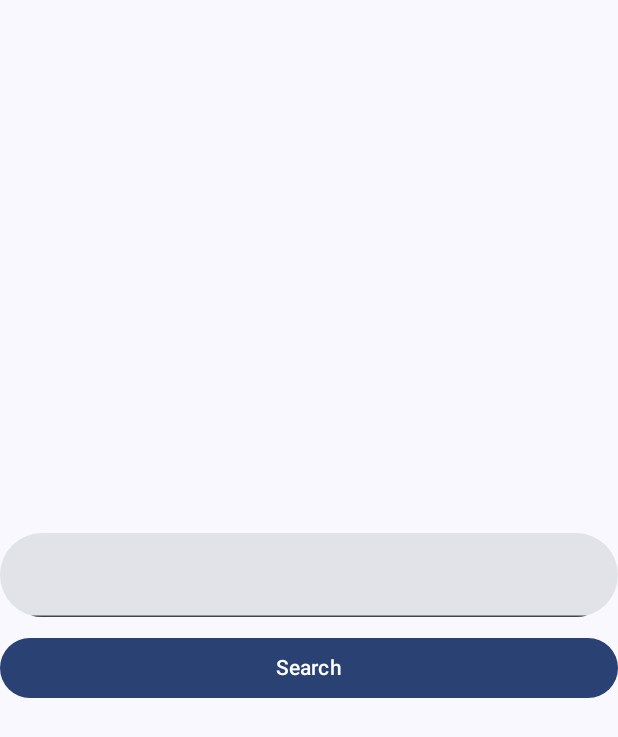
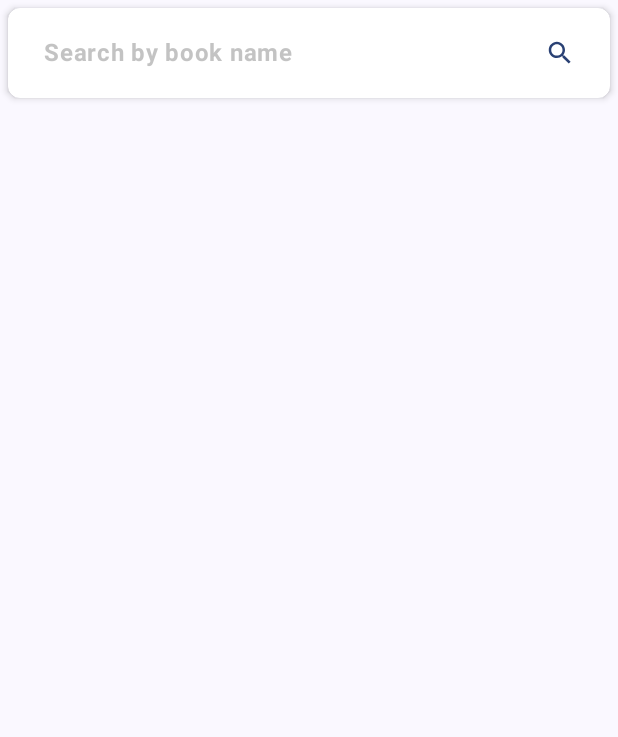
Before and after one commit to shirrumon/flibicker, an Android app built with Jetpack Compose: the screen it shows after launch (MainActivity), on a phone screen of 412 x 824 dp. Shown: the top 737 px of the screen. Run offline under Robolectric (Android 15) with nearby library versions, the phone set to English and light mode, and no system bars; our stand-ins replace Dagger/Hilt's generated code; libraries missing offline, so code that uses them is left out: io.ktor.serialization; 2 statements that could not run were skipped.

Commit message:
little fixes in UI

```diff
--- a/app/src/main/java/com/vergiltech/flibicker/screen/main/HomeScreen.kt
+++ b/app/src/main/java/com/vergiltech/flibicker/screen/main/HomeScreen.kt
@@ -2,11 +2,11 @@ package com.vergiltech.flibicker.screen.main
 
 import android.text.Html
 import android.text.Html.FROM_HTML_MODE_LEGACY
-import androidx.compose.foundation.layout.Arrangement
 import androidx.compose.foundation.layout.Column
-import androidx.compose.foundation.layout.Spacer
+import androidx.compose.foundation.layout.Row
 import androidx.compose.foundation.layout.fillMaxSize
-import androidx.compose.foundation.layout.height
+import androidx.compose.foundation.layout.fillMaxWidth
+import androidx.compose.foundation.layout.padding
 import androidx.compose.foundation.rememberScrollState
 import androidx.compose.foundation.verticalScroll
 import androidx.compose.runtime.Composable
@@ -16,12 +16,14 @@ import androidx.compose.ui.Modifier
 import androidx.compose.ui.unit.dp
 import androidx.hilt.navigation.compose.hiltViewModel
 import com.vergiltech.flibicker.networking.api.parser.CommonParser
-import com.vergiltech.flibicker.screen.main.partials.Search
+import com.vergiltech.flibicker.screen.main.partials.SearchBar
 import com.vergiltech.flibicker.screen.main.vm.HomeViewModel
 import com.vergiltech.flibicker.screen.partials.cardUi.flibusta.ElevatedBookCard
+import com.vergiltech.flibicker.ui.parts.Spacers.LargeVerticalSpacer
+import com.vergiltech.flibicker.ui.theme.PaddingValues
 
 @Composable
-fun HomeScreen (
+fun HomeScreen(
     homeViewModel: HomeViewModel = hiltViewModel()
 ) {
     val bookList by homeViewModel.bookSearchResult.collectAsState()
@@ -29,22 +31,41 @@ fun HomeScreen (
     Column(
         modifier = Modifier
             .fillMaxSize()
-        .verticalScroll(rememberScrollState()),
-        verticalArrangement = Arrangement.Center
+            .padding(PaddingValues.small)
     ) {
-        Search(homeViewModel = homeViewModel)
+        Row(modifier = Modifier
+            .weight(1f)
+            .fillMaxWidth()) {
+            var providedSearchString = ""
 
+            SearchBar(
+                height = 60.dp,
+                hint = "Search by book name",
+                onTextChange = {
+                    providedSearchString = it
+                },
+                onSearchClicked = {
+                    homeViewModel.searchBook(providedSearchString)
+                }
+            )
+        }
+
+        Row(modifier = Modifier
+            .weight(9f)
+            .fillMaxWidth()
+            .verticalScroll(rememberScrollState())) {
             bookList?.let { list ->
-            Spacer(modifier = Modifier.height(25.dp))
+                LargeVerticalSpacer()
 
-            if(list is CommonParser.FlibustaBookList) {
+                if (list is CommonParser.FlibustaBookList) {
                     list.entries?.forEach { entry ->
                         ElevatedBookCard(
                             homeViewModel = homeViewModel,
                             bookTitle = entry.title ?: "",
                             authors = entry.author,
                             category = entry.category,
-                        content = Html.fromHtml(entry.content, FROM_HTML_MODE_LEGACY).toString(),
+                            content = Html.fromHtml(entry.content, FROM_HTML_MODE_LEGACY)
+                                .toString(),
                             links = entry.link
                         )
                     }
@@ -52,3 +73,4 @@ fun HomeScreen (
             }
         }
     }
+}
--- a/app/src/main/java/com/vergiltech/flibicker/screen/main/partials/Search.kt
+++ b/app/src/main/java/com/vergiltech/flibicker/screen/main/partials/Search.kt
@@ -1,42 +1,130 @@
 package com.vergiltech.flibicker.screen.main.partials
 
-import android.annotation.SuppressLint
-import androidx.compose.foundation.layout.Arrangement
-import androidx.compose.foundation.layout.Column
+import androidx.compose.foundation.background
+import androidx.compose.foundation.clickable
+import androidx.compose.foundation.layout.Box
 import androidx.compose.foundation.layout.Row
+import androidx.compose.foundation.layout.fillMaxSize
 import androidx.compose.foundation.layout.fillMaxWidth
+import androidx.compose.foundation.layout.height
 import androidx.compose.foundation.layout.padding
-import androidx.compose.material3.Button
-import androidx.compose.material3.Shapes
+import androidx.compose.foundation.layout.size
+import androidx.compose.foundation.shape.CircleShape
+import androidx.compose.foundation.shape.RoundedCornerShape
+import androidx.compose.foundation.text.BasicTextField
+import androidx.compose.foundation.text.KeyboardActions
+import androidx.compose.foundation.text.KeyboardOptions
+import androidx.compose.material.icons.Icons
+import androidx.compose.material.icons.outlined.Clear
+import androidx.compose.material.icons.outlined.Search
+import androidx.compose.material3.Icon
+import androidx.compose.material3.MaterialTheme
 import androidx.compose.material3.Text
-import androidx.compose.material3.TextField
 import androidx.compose.runtime.Composable
 import androidx.compose.runtime.getValue
 import androidx.compose.runtime.mutableStateOf
 import androidx.compose.runtime.remember
 import androidx.compose.runtime.setValue
+import androidx.compose.ui.Alignment
 import androidx.compose.ui.Modifier
+import androidx.compose.ui.draw.shadow
+import androidx.compose.ui.graphics.Color
+import androidx.compose.ui.text.TextStyle
+import androidx.compose.ui.text.font.FontWeight
+import androidx.compose.ui.text.input.ImeAction
+import androidx.compose.ui.text.input.KeyboardType
+import androidx.compose.ui.text.input.TextFieldValue
+import androidx.compose.ui.unit.Dp
 import androidx.compose.ui.unit.dp
-import com.vergiltech.flibicker.screen.main.vm.HomeViewModel
+import androidx.compose.ui.unit.sp
 
-@SuppressLint("UnusedMaterial3ScaffoldPaddingParameter")
 @Composable
-fun Search(homeViewModel: HomeViewModel) {
-    var providedValue by remember { mutableStateOf("") }
-
-    Column(modifier = Modifier.fillMaxWidth(), verticalArrangement = Arrangement.Top) {
-        TextField(
-            modifier = Modifier.fillMaxWidth().padding(bottom = 10.dp),
-            value = providedValue,
-            onValueChange = { providedValue = it },
-            shape = Shapes().extraLarge
+fun SearchBar(
+    hint: String,
+    modifier: Modifier = Modifier,
+    isEnabled: (Boolean) = true,
+    height: Dp = 40.dp,
+    elevation: Dp = 3.dp,
+    cornerShape: RoundedCornerShape = RoundedCornerShape(8.dp),
+    backgroundColor: Color = Color.White,
+    onSearchClicked: () -> Unit = {},
+    onTextChange: (String) -> Unit = {},
+) {
+    var text by remember { mutableStateOf(TextFieldValue()) }
+    Row(
+        modifier = Modifier
+            .height(height)
+            .fillMaxWidth()
+            .shadow(elevation = elevation, shape = cornerShape)
+            .background(color = backgroundColor, shape = cornerShape)
+            .clickable { onSearchClicked() },
+        verticalAlignment = Alignment.CenterVertically,
+    ) {
+        BasicTextField(
+            modifier = modifier
+                .weight(5f)
+                .fillMaxWidth()
+                .padding(horizontal = 24.dp),
+            value = text,
+            onValueChange = {
+                text = it
+                onTextChange(it.text)
+            },
+            enabled = isEnabled,
+            textStyle = TextStyle(
+                color = MaterialTheme.colorScheme.primary,
+                fontSize = 18.sp,
+                fontWeight = FontWeight.Bold
+            ),
+            decorationBox = { innerTextField ->
+                if (text.text.isEmpty()) {
+                    Text(
+                        text = hint,
+                        color = Color.Gray.copy(alpha = 0.5f),
+                        fontSize = 16.sp,
+                        fontWeight = FontWeight.Bold,
+                    )
+                }
+                innerTextField()
+            },
+            keyboardOptions = KeyboardOptions(
+                keyboardType = KeyboardType.Text,
+                imeAction = ImeAction.Search
+            ),
+            keyboardActions = KeyboardActions(onSearch = { onSearchClicked() }),
+            singleLine = true
         )
-
-        Button(
-            modifier = Modifier.fillMaxWidth(),
-            onClick = { homeViewModel.searchBook(providedValue) }
+        Box(
+            modifier = modifier
+                .weight(1f)
+                .size(40.dp)
+                .background(color = Color.Transparent, shape = CircleShape)
+                .clickable {
+                    if (text.text.isNotEmpty()) {
+                        text = TextFieldValue(text = "")
+                        onTextChange("")
+                    }
+                },
         ) {
-            Text(text = "Search")
+            if (text.text.isNotEmpty()) {
+                Icon(
+                    modifier = modifier
+                        .fillMaxSize()
+                        .padding(10.dp),
+                    imageVector = Icons.Outlined.Clear,
+                    contentDescription = "clear",
+                    tint = MaterialTheme.colorScheme.primary,
+                )
+            } else {
+                Icon(
+                    modifier = modifier
+                        .fillMaxSize()
+                        .padding(10.dp),
+                    imageVector = Icons.Outlined.Search,
+                    contentDescription = "search",
+                    tint = MaterialTheme.colorScheme.primary,
+                )
+            }
         }
     }
 }
--- /dev/null
+++ b/app/src/main/java/com/vergiltech/flibicker/ui/theme/PaddingValues.kt
@@ -0,0 +1,9 @@
+package com.vergiltech.flibicker.ui.theme
+
+import androidx.compose.ui.unit.dp
+
+object PaddingValues {
+    val small = 5.dp
+    val medium = 15.dp
+    val large = 25.dp
+}
```
Also changed, not shown: app/src/main/java/com/vergiltech/flibicker/ui/parts/Spacers.kt (added, +40 -0 lines), app/src/main/java/com/vergiltech/flibicker/ui/theme/Colors.kt (added, +8 -0 lines). Lines whose indentation alone changed are shown as unchanged.
